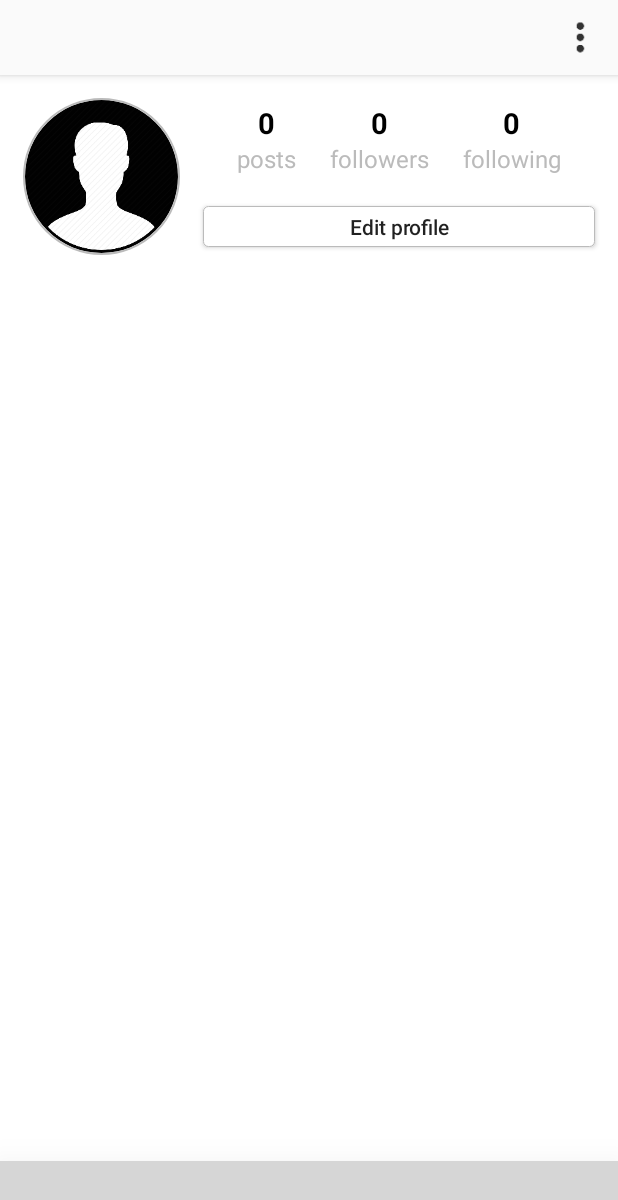
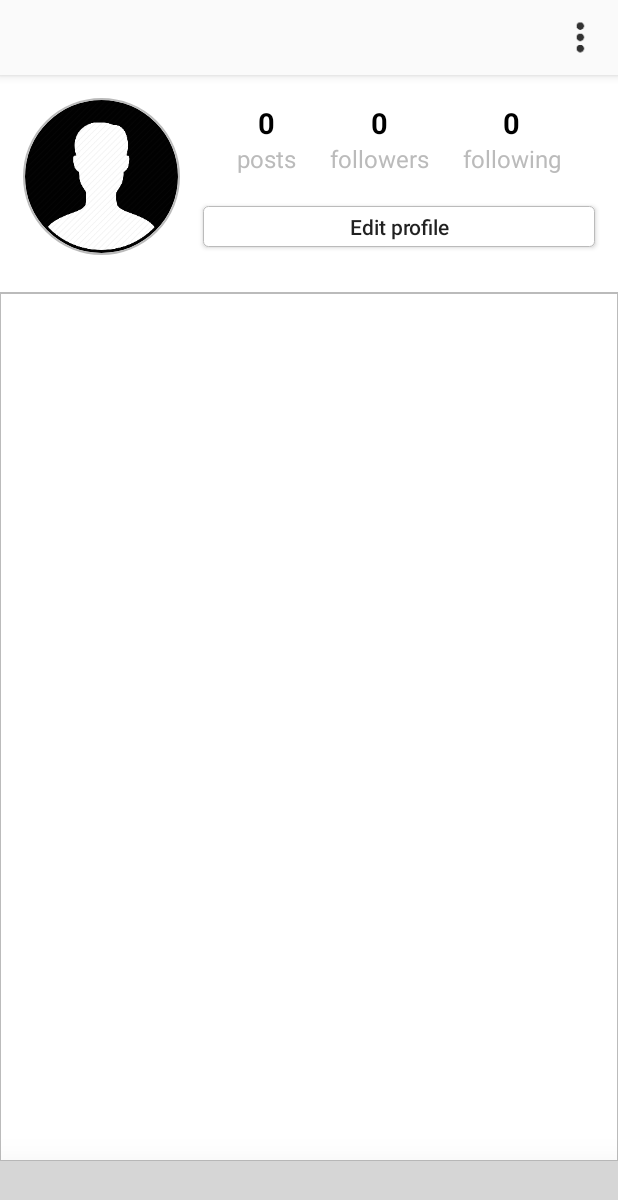
Before and after one commit to Nikendo/InstagrammApp, an Android app: the ProfileActivity screen opened directly, with no data from a screen before it, on a phone screen of 412 x 824 dp. Shown: the top 1200 px of the screen. Run offline under Robolectric (Android 15) with nearby library versions, the phone set to English and light mode, and no system bars; our stand-ins replace CircleImageView, Firebase (no records; nobody signed in at launch, a user with empty details on screens opened directly); plain views replace BottomNavigationViewEx; 11 statements that could not run were skipped; grey boxes are pictures that could not be loaded.

Commit message:
Added RecycleView for displaying images
Uploading images to Firebase storage. Downloading images from Firebase storage to application. Images displays into ProfileActivity

```diff
--- a/app/build.gradle
+++ b/app/build.gradle
@@ -32,6 +32,7 @@ dependencies {
     implementation "com.android.support:appcompat-v7:$SUPPORT_VERSION"
     implementation "com.android.support:design:$SUPPORT_VERSION"
     implementation 'com.android.support.constraint:constraint-layout:1.1.3'
+    implementation "com.android.support:recyclerview-v7:$SUPPORT_VERSION"
     testImplementation 'junit:junit:4.12'
     androidTestImplementation 'com.android.support.test:runner:1.0.2'
     androidTestImplementation 'com.android.support.test.espresso:espresso-core:3.0.2'
--- a/app/src/main/java/nikendo/com/instagrammapp/BaseActivity.kt
+++ b/app/src/main/java/nikendo/com/instagrammapp/BaseActivity.kt
@@ -42,6 +42,12 @@ abstract class BaseActivity(val navNumber: Int) : AppCompatActivity() {
                 false
             }
         }
-        bottomNavigationView.menu.getItem(navNumber).isChecked = true
+    }
+
+    override fun onResume() {
+        super.onResume()
+        if (bottomNavigationView != null) {
+            bottomNavigationView.menu.getItem(navNumber).isChecked = true
+        }
     }
 }
--- a/app/src/main/java/nikendo/com/instagrammapp/activities/MainActivity.kt
+++ b/app/src/main/java/nikendo/com/instagrammapp/activities/MainActivity.kt
@@ -20,7 +20,7 @@ class MainActivity : BaseActivity(0) {
         setupBottomNavigation()
 
         mAuth = FirebaseAuth.getInstance()
-//        mAuth.signInWithEmailAndPassword("pravdomir42@gmail.com", "UAZ3303Fire")
+//        auth.signInWithEmailAndPassword("pravdomir42@gmail.com", "UAZ3303Fire")
 //                .addOnCompleteListener {
 //                    if (it.isSuccessful) {
 //                        Log.d(TAG, "signIn: success")
--- a/app/src/main/java/nikendo/com/instagrammapp/activities/ProfileActivity.kt
+++ b/app/src/main/java/nikendo/com/instagrammapp/activities/ProfileActivity.kt
@@ -1,20 +1,28 @@
 package nikendo.com.instagrammapp.activities
 
+import android.content.Context
 import android.content.Intent
 import android.os.Bundle
+import android.support.v7.widget.GridLayoutManager
+import android.support.v7.widget.RecyclerView
+import android.util.AttributeSet
 import android.util.Log
+import android.view.LayoutInflater
+import android.view.ViewGroup
+import android.widget.ImageView
 import kotlinx.android.synthetic.main.activity_profile.*
 import nikendo.com.instagrammapp.BaseActivity
 import nikendo.com.instagrammapp.EditProfileActivity
 import nikendo.com.instagrammapp.R
 import nikendo.com.instagrammapp.models.User
 import nikendo.com.instagrammapp.utils.FirebaseHelper
+import nikendo.com.instagrammapp.utils.GlideApp
 import nikendo.com.instagrammapp.utils.ValueEventListenerAdapter
 
-class ProfileActivity: BaseActivity(4) {
+class ProfileActivity : BaseActivity(4) {
 
     private val TAG = "ProfileActivity"
-    private lateinit var mFirebaseHelper: FirebaseHelper
+    private lateinit var mFirebase: FirebaseHelper
     private lateinit var mUser: User
 
     override fun onCreate(savedInstanceState: Bundle?) {
@@ -28,11 +36,45 @@ class ProfileActivity: BaseActivity(4) {
             startActivity(intent)
         }
 
-        mFirebaseHelper = FirebaseHelper(this)
-        mFirebaseHelper.currentUserReference().addValueEventListener(ValueEventListenerAdapter {
+        mFirebase = FirebaseHelper(this)
+        mFirebase.currentUserReference().addValueEventListener(ValueEventListenerAdapter {
             mUser = it.getValue(User::class.java)!!
             imageProfile.loadUserPhoto(mUser.photo)
             tvUserName.text = mUser.username
         })
+
+        rvImages.layoutManager = GridLayoutManager(this, 3)
+        mFirebase.database.child("images").child(mFirebase.auth.currentUser!!.uid)
+                .addValueEventListener(ValueEventListenerAdapter {
+                    val images = it.children.map { it.getValue(String::class.java)!! }
+                    rvImages.adapter = ImagesAdapter(images)
+                })
     }
 }
+
+class ImagesAdapter(private val images: List<String>) : RecyclerView.Adapter<ImagesAdapter.ViewHolder>() {
+
+    class ViewHolder(val image: ImageView) : RecyclerView.ViewHolder(image)
+
+    override fun onCreateViewHolder(parent: ViewGroup, viewType: Int): ViewHolder {
+        val image = LayoutInflater.from(parent.context).inflate(R.layout.image_item, parent, false) as ImageView
+        return ViewHolder(image)
+    }
+
+    override fun onBindViewHolder(holder: ViewHolder, position: Int) {
+        holder.image.loadImage(images[position])
+    }
+
+    private fun ImageView.loadImage(image: String) {
+        GlideApp.with(this).load(image).centerCrop().into(this)
+    }
+
+    override fun getItemCount(): Int = images.size
+}
+
+class SquareImageView(context: Context, attrs: AttributeSet) : ImageView(context, attrs) {
+
+    override fun onMeasure(widthMeasureSpec: Int, heightMeasureSpec: Int) {
+        super.onMeasure(widthMeasureSpec, widthMeasureSpec)
+    }
+}
--- a/app/src/main/java/nikendo/com/instagrammapp/utils/FirebaseHelper.kt
+++ b/app/src/main/java/nikendo/com/instagrammapp/utils/FirebaseHelper.kt
@@ -13,12 +13,12 @@ import nikendo.com.instagrammapp.activities.showToast
 
 class FirebaseHelper(private val activity: Activity) {
 
-    private val mAuth: FirebaseAuth = FirebaseAuth.getInstance()
-    private val mDatabase: DatabaseReference = FirebaseDatabase.getInstance().reference
-    private val mStorage: StorageReference = FirebaseStorage.getInstance().reference
+    val auth: FirebaseAuth = FirebaseAuth.getInstance()
+    val database: DatabaseReference = FirebaseDatabase.getInstance().reference
+    val storage: StorageReference = FirebaseStorage.getInstance().reference
 
     fun reauthenticate(credential: AuthCredential, onSuccess: () -> Unit) {
-        mAuth.currentUser!!.reauthenticate(credential).addOnCompleteListener {
+        auth.currentUser!!.reauthenticate(credential).addOnCompleteListener {
             if (it.isSuccessful) {
                 onSuccess()
             } else {
@@ -28,7 +28,7 @@ class FirebaseHelper(private val activity: Activity) {
     }
 
     fun updateEmail(email: String, onSuccess: () -> Unit) {
-        mAuth.currentUser!!.updateEmail(email).addOnCompleteListener {
+        auth.currentUser!!.updateEmail(email).addOnCompleteListener {
             if (it.isSuccessful) {
                 onSuccess()
             } else {
@@ -38,7 +38,7 @@ class FirebaseHelper(private val activity: Activity) {
     }
 
     fun uploadUserPhoto(photo: Uri, onSuccess: (UploadTask.TaskSnapshot) -> Unit) {
-        mStorage.child("users/${mAuth.currentUser!!.uid}/photo").putFile(photo).addOnCompleteListener {
+        storage.child("users/${auth.currentUser!!.uid}/photo").putFile(photo).addOnCompleteListener {
             if (it.isSuccessful) {
                 onSuccess(it.result)
             } else {
@@ -48,7 +48,7 @@ class FirebaseHelper(private val activity: Activity) {
     }
 
     fun updateUserPhoto(photoUrl: String, onSuccess: () -> Unit) {
-        mDatabase.child("users/${mAuth.currentUser!!.uid}/photo").setValue(photoUrl)
+        database.child("users/${auth.currentUser!!.uid}/photo").setValue(photoUrl)
                 .addOnCompleteListener {
                     if (it.isSuccessful) {
                         onSuccess()
@@ -59,7 +59,7 @@ class FirebaseHelper(private val activity: Activity) {
     }
 
     fun updateUser(updates: Map<String, Any?>, onSuccess: () -> Unit) {
-        mDatabase.child("users").child(mAuth.currentUser!!.uid).updateChildren(updates)
+        database.child("users").child(auth.currentUser!!.uid).updateChildren(updates)
                 .addOnCompleteListener {
                     if (it.isSuccessful) {
                         onSuccess()
@@ -70,5 +70,5 @@ class FirebaseHelper(private val activity: Activity) {
     }
 
     fun currentUserReference(): DatabaseReference =
-            mDatabase.child("users").child(mAuth.currentUser!!.uid)
+            database.child("users").child(auth.currentUser!!.uid)
 }
--- a/app/src/main/res/layout/activity_profile.xml
+++ b/app/src/main/res/layout/activity_profile.xml
@@ -38,9 +38,9 @@
         android:id="@+id/imageProfile"
         android:layout_width="0dp"
         android:layout_height="0dp"
-        android:layout_marginEnd="15dp"
         android:layout_marginStart="15dp"
         android:layout_marginTop="15dp"
+        android:layout_marginEnd="15dp"
         android:src="@drawable/icon_person"
         app:civ_border_color="@color/silver"
         app:civ_border_width="1dp"
@@ -116,12 +116,12 @@
         android:id="@+id/bEditProfile"
         android:layout_width="0dp"
         android:layout_height="wrap_content"
+        android:layout_marginEnd="15dp"
         android:layout_marginBottom="5dp"
-        android:layout_marginEnd="15dp"
         android:background="@drawable/button_bg"
         android:minHeight="0dp"
+        android:paddingTop="4dp"
         android:paddingBottom="4dp"
-        android:paddingTop="4dp"
         android:text="@string/edit_profile"
         android:textAllCaps="false"
         android:textSize="14sp"
@@ -130,6 +130,17 @@
         app:layout_constraintHorizontal_weight="5"
         app:layout_constraintStart_toEndOf="@id/imageProfile" />
 
+    <android.support.v7.widget.RecyclerView
+        android:id="@+id/rvImages"
+        android:layout_width="match_parent"
+        android:layout_height="0dp"
+        android:layout_marginTop="30dp"
+        android:background="@drawable/top_border_grey"
+        app:layout_constraintBottom_toTopOf="@id/bottomNavigationView"
+        app:layout_constraintTop_toBottomOf="@id/bEditProfile">
+
+    </android.support.v7.widget.RecyclerView>
+
     <include layout="@layout/bottom_navigation_view" />
 
 </android.support.constraint.ConstraintLayout>
```
Also changed, not shown: app/src/main/java/nikendo/com/instagrammapp/EditProfileActivity.kt (+12 -12 lines), app/src/main/java/nikendo/com/instagrammapp/activities/ShareActivity.kt (+40 -7 lines), app/src/main/res/layout/image_item.xml (added, +7 -0 lines).
